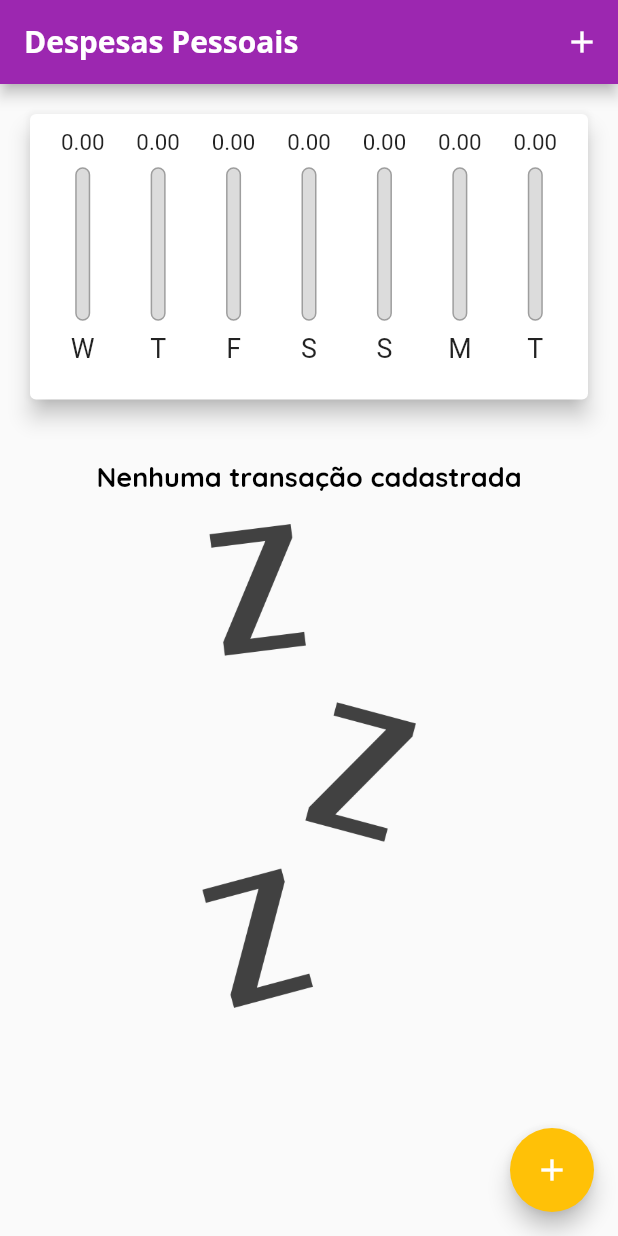
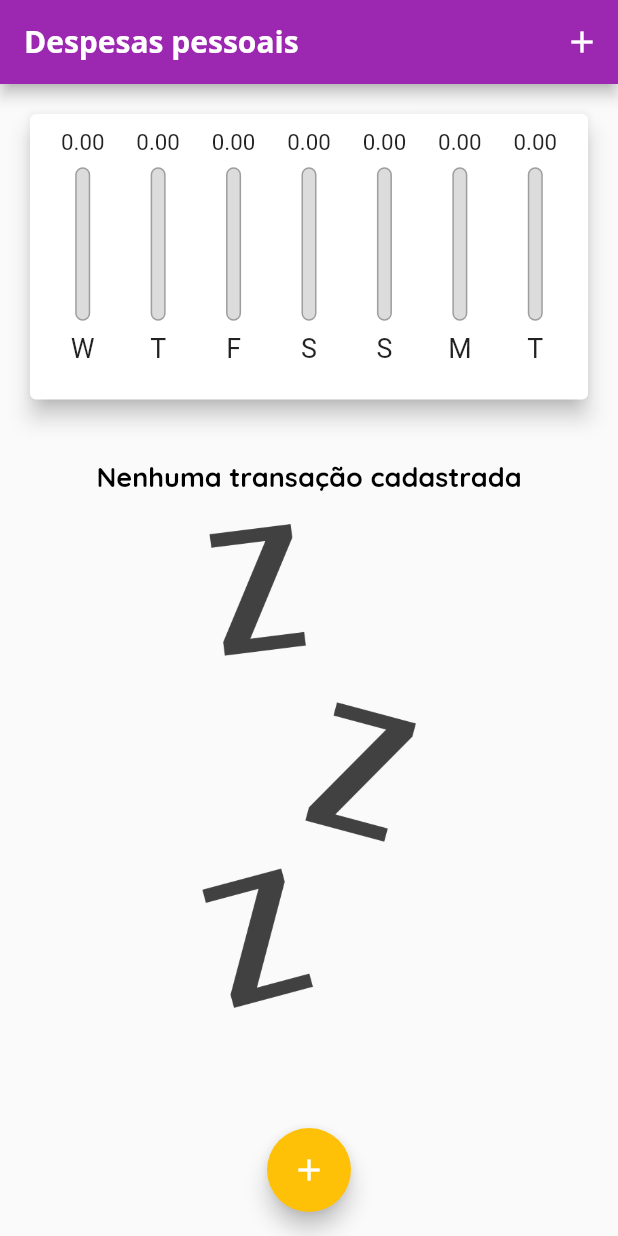
Before and after one commit to devmotas/expenses, a Flutter app: the screen it shows after launch, on a phone screen of 412 x 824 dp. Run offline on Flutter 3.47's test engine with Material 2 defaults, Android fonts, the phone set to English and light mode, and no system bars.

Commit message:
creating components to reuse

```diff
--- a/lib/main.dart
+++ b/lib/main.dart
@@ -1,7 +1,10 @@
+import 'dart:io';
 import 'dart:math';
-import 'dart:io';
+
 import 'package:expenses/components/chart.dart';
+import 'package:flutter/cupertino.dart';
 import 'package:flutter/material.dart';
+
 import './components/transaction_form.dart';
 import './components/transaction_list.dart';
 import 'models/transaction.dart';
@@ -90,37 +93,59 @@ class _MyHomePageState extends State<MyHomePage> {
     );
   }
 
+  Widget _getIconButton(IconData icon, void Function()? fn) {
+    return Platform.isIOS
+        ? GestureDetector(onTap: fn, child: Icon(icon))
+        : IconButton(icon: Icon(icon), onPressed: fn);
+  }
+
   @override
   Widget build(BuildContext context) {
     final mediaQuery = MediaQuery.of(context);
     bool isLandscape = mediaQuery.orientation == Orientation.landscape;
 
-    final appBar = AppBar(
-      title: const Text(
-        'Despesas Pessoais',
-      ),
-      actions: <Widget>[
+    final iconList = Platform.isIOS ? CupertinoIcons.refresh : Icons.list;
+    final chartList =
+        Platform.isIOS ? CupertinoIcons.refresh : Icons.show_chart;
+
+    final actions = <Widget>[
       if (isLandscape)
-          IconButton(
-            icon: Icon(_showChart ? Icons.list : Icons.show_chart),
-            onPressed: () => setState(() {
+        _getIconButton(
+          _showChart ? iconList : chartList,
+          () => setState(() {
             _showChart = !_showChart;
           }),
         ),
-        IconButton(
-          icon: const Icon(Icons.add),
-          onPressed: () => _openTransactionFormModal(context),
+      _getIconButton(
+        Platform.isIOS ? CupertinoIcons.add : Icons.add,
+        () => _openTransactionFormModal(context),
       ),
-      ],
-    );
+    ];
+
+    final PreferredSizeWidget appBar = Platform.isIOS
+        ? CupertinoNavigationBar(
+            middle: const Text('Despesas pessoais'),
+            trailing: Row(
+              mainAxisSize: MainAxisSize.min,
+              children: actions,
+            ) as PreferredSizeWidget, //parse da classe
+          )
+        : AppBar(
+            title: Text(
+              'Despesas pessoais',
+              style: TextStyle(
+                fontSize: 20 * mediaQuery.textScaleFactor,
+              ),
+            ),
+            actions: actions,
+          ) as PreferredSizeWidget; //parse da classe
 
     final availableHeight = mediaQuery.size.height -
         appBar.preferredSize.height -
         mediaQuery.padding.top;
 
-    return Scaffold(
-      appBar: appBar,
-      body: SingleChildScrollView(
+    final bodyPage = SafeArea(
+        child: SingleChildScrollView(
       child: Column(
         crossAxisAlignment: CrossAxisAlignment.stretch,
         children: <Widget>[
@@ -136,14 +161,24 @@ class _MyHomePageState extends State<MyHomePage> {
             ),
         ],
       ),
-      ),
+    ));
+
+    return Platform.isIOS
+        ? CupertinoPageScaffold(
+            navigationBar: appBar as ObstructingPreferredSizeWidget, //parse
+            child: bodyPage,
+          )
+        : Scaffold(
+            appBar: appBar,
+            body: bodyPage,
             floatingActionButton: Platform.isIOS
                 ? Container()
                 : FloatingActionButton(
                     child: const Icon(Icons.add),
                     onPressed: () => _openTransactionFormModal(context),
                   ),
-      floatingActionButtonLocation: FloatingActionButtonLocation.endFloat,
+            floatingActionButtonLocation:
+                FloatingActionButtonLocation.centerFloat,
           );
   }
 }
```
Also changed, not shown: lib/components/adaptative-text-field.dart (added, +47 -0 lines), lib/components/adaptative_button.dart (added, +34 -0 lines), lib/components/transaction_form.dart (+16 -14 lines). Lines whose indentation alone changed are shown as unchanged.
